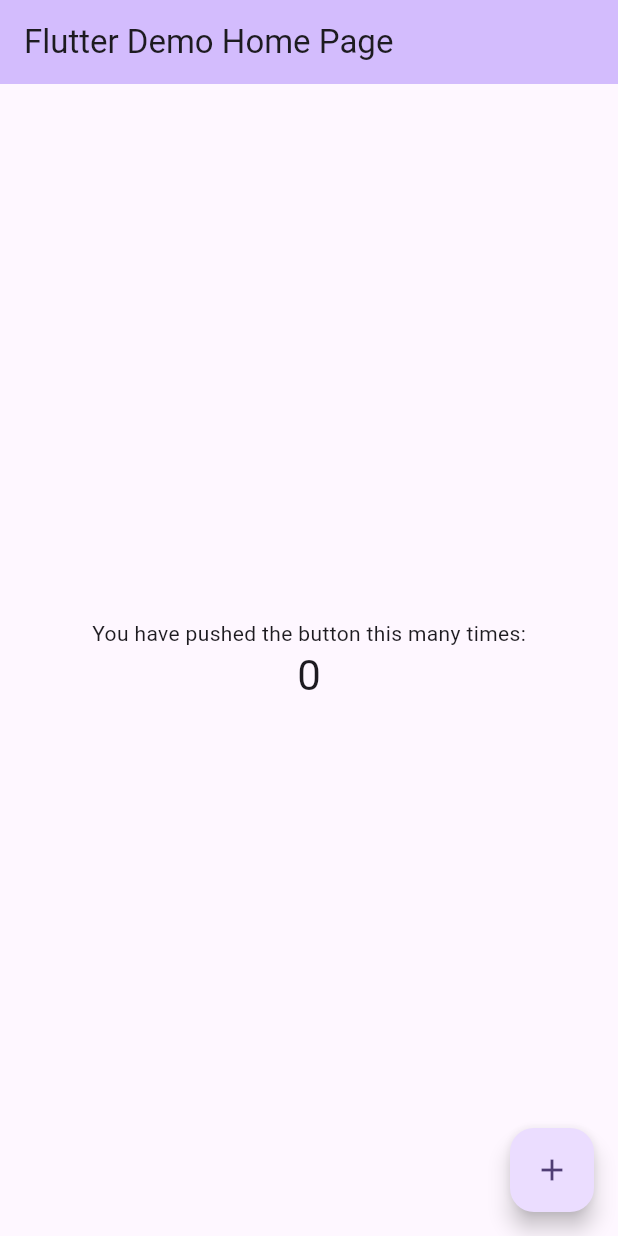
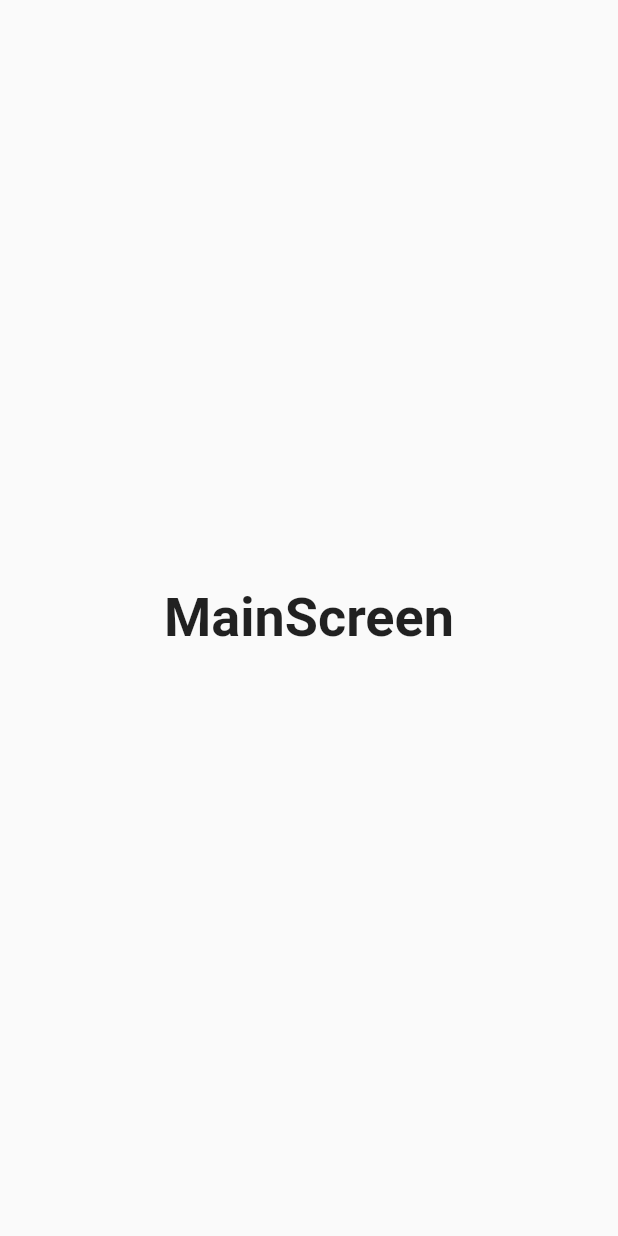
Before and after one commit to GGM-Kuro/storage_app, a Flutter app: the screen it shows after launch, on a phone screen of 412 x 824 dp. Run offline on Flutter 3.47's test engine with Material 2 defaults, Android fonts, the phone set to English and light mode, and no system bars.

Commit message:
prepare base app

```diff
--- a/lib/main.dart
+++ b/lib/main.dart
@@ -1,8 +1,8 @@
 import 'package:flutter/material.dart';
+import 'package:storage_app/router/app_routes.dart';
+import 'package:storage_app/themes/app_theme.dart';
 
-void main() {
-  runApp(const MyApp());
-}
+void main() => runApp(const MyApp());
 
 class MyApp extends StatelessWidget {
   const MyApp({super.key});
@@ -11,115 +11,12 @@ class MyApp extends StatelessWidget {
   @override
   Widget build(BuildContext context) {
     return MaterialApp(
-      title: 'Flutter Demo',
-      theme: ThemeData(
-        // This is the theme of your application.
-        //
-        // TRY THIS: Try running your application with "flutter run". You'll see
-        // the application has a blue toolbar. Then, without quitting the app,
-        // try changing the seedColor in the colorScheme below to Colors.green
-        // and then invoke "hot reload" (save your changes or press the "hot
-        // reload" button in a Flutter-supported IDE, or press "r" if you used
-        // the command line to start the app).
-        //
-        // Notice that the counter didn't reset back to zero; the application
-        // state is not lost during the reload. To reset the state, use hot
-        // restart instead.
-        //
-        // This works for code too, not just values: Most code changes can be
-        // tested with just a hot reload.
-        colorScheme: ColorScheme.fromSeed(seedColor: Colors.deepPurple),
-        useMaterial3: true,
-      ),
-      home: const MyHomePage(title: 'Flutter Demo Home Page'),
-    );
+		debugShowCheckedModeBanner: false,
+      title: 'Storage_app',
+      theme: Apptheme.lightTheme,
+		initialRoute: AppRoutes.initialRoute,
+		routes: AppRoutes.getAppRoutes(),
+		onGenerateRoute:  AppRoutes.onGenerateRoute,
+		);
   }
 }
-
-class MyHomePage extends StatefulWidget {
-  const MyHomePage({super.key, required this.title});
-
-  // This widget is the home page of your application. It is stateful, meaning
-  // that it has a State object (defined below) that contains fields that affect
-  // how it looks.
-
-  // This class is the configuration for the state. It holds the values (in this
-  // case the title) provided by the parent (in this case the App widget) and
-  // used by the build method of the State. Fields in a Widget subclass are
-  // always marked "final".
-
-  final String title;
-
-  @override
-  State<MyHomePage> createState() => _MyHomePageState();
-}
-
-class _MyHomePageState extends State<MyHomePage> {
-  int _counter = 0;
-
-  void _incrementCounter() {
-    setState(() {
-      // This call to setState tells the Flutter framework that something has
-      // changed in this State, which causes it to rerun the build method below
-      // so that the display can reflect the updated values. If we changed
-      // _counter without calling setState(), then the build method would not be
-      // called again, and so nothing would appear to happen.
-      _counter++;
-    });
-  }
-
-  @override
-  Widget build(BuildContext context) {
-    // This method is rerun every time setState is called, for instance as done
-    // by the _incrementCounter method above.
-    //
-    // The Flutter framework has been optimized to make rerunning build methods
-    // fast, so that you can just rebuild anything that needs updating rather
-    // than having to individually change instances of widgets.
-    return Scaffold(
-      appBar: AppBar(
-        // TRY THIS: Try changing the color here to a specific color (to
-        // Colors.amber, perhaps?) and trigger a hot reload to see the AppBar
-        // change color while the other colors stay the same.
-        backgroundColor: Theme.of(context).colorScheme.inversePrimary,
-        // Here we take the value from the MyHomePage object that was created by
-        // the App.build method, and use it to set our appbar title.
-        title: Text(widget.title),
-      ),
-      body: Center(
-        // Center is a layout widget. It takes a single child and positions it
-        // in the middle of the parent.
-        child: Column(
-          // Column is also a layout widget. It takes a list of children and
-          // arranges them vertically. By default, it sizes itself to fit its
-          // children horizontally, and tries to be as tall as its parent.
-          //
-          // Column has various properties to control how it sizes itself and
-          // how it positions its children. Here we use mainAxisAlignment to
-          // center the children vertically; the main axis here is the vertical
-          // axis because Columns are vertical (the cross axis would be
-          // horizontal).
-          //
-          // TRY THIS: Invoke "debug painting" (choose the "Toggle Debug Paint"
-          // action in the IDE, or press "p" in the console), to see the
-          // wireframe for each widget.
-          mainAxisAlignment: MainAxisAlignment.center,
-          children: <Widget>[
-            const Text(
-              'You have pushed the button this many times:',
-            ),
-            Text(
-              '$_counter',
-              style: Theme.of(context).textTheme.headlineMedium,
-            ),
-          ],
-        ),
-      ),
-      floatingActionButton: FloatingActionButton(
-        onPressed: _incrementCounter,
-        tooltip: 'Increment',
-        child: const Icon(Icons.add),
-      ), // This trailing comma makes auto-formatting nicer for build methods.
-    );
-  }
-}
--- /dev/null
+++ b/lib/models/menu_option.dart
@@ -0,0 +1,17 @@
+import 'package:flutter/material.dart' show IconData, Widget;
+
+class MenuOption {
+    final String route;
+    final IconData icon;
+    final String name;
+    final Widget screen;
+
+
+    MenuOption({
+        required this.route,
+        required this.icon,
+        required this.name,
+        required this.screen,
+    } );
+
+}
--- /dev/null
+++ b/lib/models/models.dart
@@ -0,0 +1 @@
+export 'package:storage_app/models/menu_option.dart';
--- /dev/null
+++ b/lib/router/app_routes.dart
@@ -0,0 +1,31 @@
+import 'package:flutter/material.dart';
+import 'package:storage_app/models/models.dart';
+import 'package:storage_app/screens/screens.dart';
+
+
+class AppRoutes {
+    static const initialRoute = 'home';
+
+    static final menuOption = <MenuOption>[
+
+    ];
+
+    static Map<String, Widget Function(BuildContext)> getAppRoutes(){
+        Map<String, Widget Function(BuildContext)> appRoutes ={};
+
+        appRoutes.addAll({'home': (BuildContext context) => const HomeScreen()});
+    for (var option in menuOption ) {
+      appRoutes.addAll({option.route:(BuildContext context) => option.screen });
+    }
+
+    return appRoutes;
+
+    }
+
+    static Route<dynamic> onGenerateRoute(RouteSettings settings){
+        return MaterialPageRoute(
+            builder: (context) => const AlertScreen(),
+        );
+    }
+
+}
--- /dev/null
+++ b/lib/screens/alert_screen.dart
@@ -0,0 +1,10 @@
+import 'package:flutter/material.dart';
+
+class AlertScreen extends StatelessWidget {
+  const AlertScreen({super.key});
+
+  @override
+  Widget build(BuildContext context) {
+    return const Placeholder();
+  }
+}
--- /dev/null
+++ b/lib/screens/home_screen.dart
@@ -0,0 +1,17 @@
+import 'package:flutter/material.dart';
+
+class HomeScreen extends StatelessWidget {
+  const HomeScreen({super.key});
+
+  @override
+  Widget build(BuildContext context) {
+      return const Scaffold(
+              body: Center(
+              child: Text(
+                  "MainScreen",
+                  style: TextStyle(fontSize: 36, fontWeight: FontWeight.bold),
+              ),
+                  ),
+              );
+  }
+}
--- /dev/null
+++ b/lib/screens/screens.dart
@@ -0,0 +1,2 @@
+export 'package:storage_app/screens/alert_screen.dart';
+export 'package:storage_app/screens/home_screen.dart';
--- /dev/null
+++ b/lib/themes/app_theme.dart
@@ -0,0 +1,18 @@
+import 'package:flutter/material.dart';
+
+class Apptheme {
+
+    static const Color primary = Colors.black;
+
+    static final ThemeData lightTheme = ThemeData.light().copyWith(
+
+        primaryColor: Colors.black26,
+
+        appBarTheme: const AppBarTheme(
+        color: Colors.grey,
+        elevation: 0,
+            ),
+
+
+            );
+}
```
